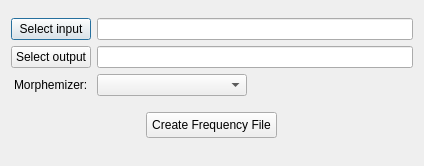
mortii/anki-morphs, file ankimorphs/ui/frequency_file_generator.ui: the form before one commit.
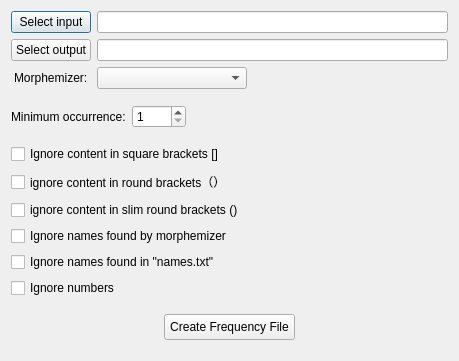
The form after the commit.

Commit message: made changes to frequency file generator

What changed in the file:
```diff
--- a/ankimorphs/ui/frequency_file_generator.ui
+++ b/ankimorphs/ui/frequency_file_generator.ui
@@ -6,8 +6,8 @@
    <rect>
     <x>0</x>
     <y>0</y>
-    <width>424</width>
-    <height>166</height>
+    <width>459</width>
+    <height>357</height>
    </rect>
   </property>
   <property name="windowTitle">
@@ -65,6 +65,108 @@
        </item>
       </layout>
      </item>
+     <item>
+      <layout class="QHBoxLayout" name="horizontalLayout_2">
+       <property name="topMargin">
+        <number>10</number>
+       </property>
+       <item>
+        <widget class="QLabel" name="label_2">
+         <property name="text">
+          <string>Minimum occurrence:</string>
+         </property>
+        </widget>
+       </item>
+       <item alignment="Qt::AlignLeft">
+        <widget class="QSpinBox" name="minOccurrenceSpinBox">
+         <property name="minimum">
+          <number>1</number>
+         </property>
+         <property name="maximum">
+          <number>1000</number>
+         </property>
+        </widget>
+       </item>
+       <item>
+        <spacer name="horizontalSpacer">
+         <property name="orientation">
+          <enum>Qt::Horizontal</enum>
+         </property>
+         <property name="sizeHint" stdset="0">
+          <size>
+           <width>40</width>
+           <height>20</height>
+          </size>
+         </property>
+        </spacer>
+       </item>
+      </layout>
+     </item>
+     <item>
+      <layout class="QVBoxLayout" name="verticalLayout_5">
+       <property name="topMargin">
+        <number>10</number>
+       </property>
+       <item>
+        <widget class="QCheckBox" name="squareBracketsCheckBox">
+         <property name="text">
+          <string>Ignore content in square brackets []</string>
+         </property>
+        </widget>
+       </item>
+       <item>
+        <widget class="QCheckBox" name="roundBracketsCheckBox">
+         <property name="text">
+          <string>ignore content in round brackets（）</string>
+         </property>
+        </widget>
+       </item>
+       <item>
+        <widget class="QCheckBox" name="slimRoundBracketsCheckBox">
+         <property name="text">
+          <string>ignore content in slim round brackets ()</string>
+         </property>
+        </widget>
+       </item>
+       <item>
+        <widget class="QCheckBox" name="namesMorphemizerCheckBox">
+         <property name="text">
+          <string>Ignore names found by morphemizer</string>
+         </property>
+        </widget>
+       </item>
+       <item>
+        <widget class="QCheckBox" name="namesFileCheckBox">
+         <property name="text">
+          <string>Ignore names found in &quot;names.txt&quot;</string>
+         </property>
+        </widget>
+       </item>
+       <item>
+        <widget class="QCheckBox" name="numbersCheckBox">
+         <property name="text">
+          <string>Ignore numbers</string>
+         </property>
+        </widget>
+       </item>
+      </layout>
+     </item>
+     <item>
+      <spacer name="verticalSpacer">
+       <property name="orientation">
+        <enum>Qt::Vertical</enum>
+       </property>
+       <property name="sizeHint" stdset="0">
+        <size>
+         <width>20</width>
+         <height>40</height>
+        </size>
+       </property>
+      </spacer>
+     </item>
+     <item>
+      <layout class="QVBoxLayout" name="verticalLayout_7"/>
+     </item>
      <item alignment="Qt::AlignHCenter">
       <widget class="QPushButton" name="createFrequencyFileButton">
        <property name="styleSheet">
```
Left out of the diff: 4 changed lines with no effect on the pictures. The commit also changes 6 other files.
